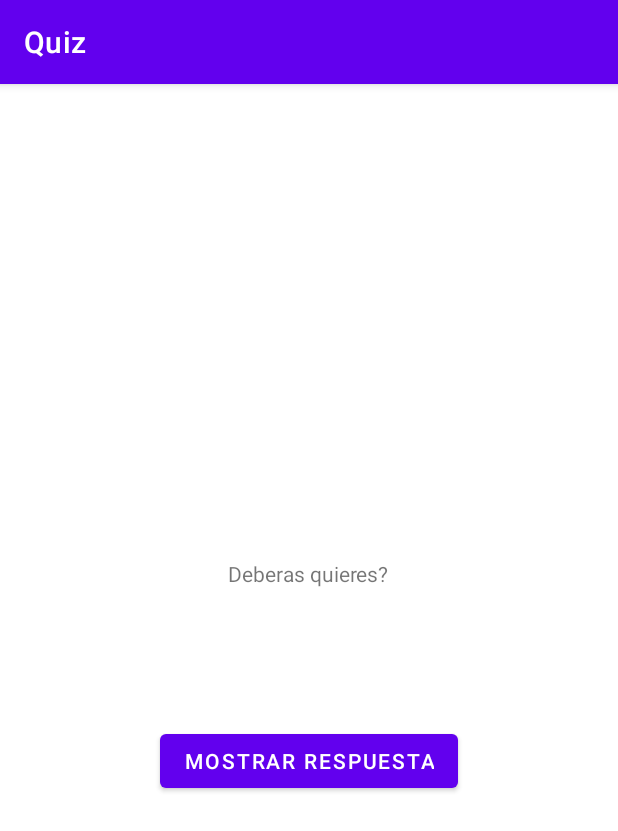
After one commit to mz1314/Quiz, an Android app: the CheatActivity screen opened directly, with no data from a screen before it, on a phone screen of 412 x 824 dp. The commit adds this screen. Shown: the top 831 px of the screen. Run offline under Robolectric (Android 15) with nearby library versions, the phone set to English and light mode, and no system bars.

Commit message:
Clase del 29-Sept-2022

```diff
--- a/app/src/main/AndroidManifest.xml
+++ b/app/src/main/AndroidManifest.xml
@@ -14,6 +14,13 @@
         android:theme="@style/Theme.Quiz"
         tools:targetApi="31">
         <activity
+            android:name=".CheatActivity"
+            android:exported="false">
+            <meta-data
+                android:name="android.app.lib_name"
+                android:value="" />
+        </activity>
+        <activity
             android:name=".MainActivity"
             android:exported="true">
             <intent-filter>
--- /dev/null
+++ b/app/src/main/java/zepeda/dan/quiz/CheatActivity.kt
@@ -0,0 +1,11 @@
+package zepeda.dan.quiz
+
+import androidx.appcompat.app.AppCompatActivity
+import android.os.Bundle
+
+class CheatActivity : AppCompatActivity() {
+    override fun onCreate(savedInstanceState: Bundle?) {
+        super.onCreate(savedInstanceState)
+        setContentView(R.layout.activity_cheat)
+    }
+}
--- /dev/null
+++ b/app/src/main/res/layout/activity_cheat.xml
@@ -0,0 +1,26 @@
+<?xml version="1.0" encoding="utf-8"?>
+
+<LinearLayout xmlns:android="http://schemas.android.com/apk/res/android"
+xmlns:tools="http://schemas.android.com/tools"
+android:layout_width="match_parent"
+android:layout_height="match_parent"
+android:gravity="center"
+android:orientation="vertical"
+tools:context="zepeda.dan.quiz.CheatActivity">
+<TextView
+    android:layout_width="wrap_content"
+    android:layout_height="wrap_content"
+    android:padding="24dp"
+    android:text="@string/advertencia"/>
+<TextView
+    android:id="@+id/answer_text_view"
+    android:layout_width="wrap_content"
+    android:layout_height="wrap_content"
+    android:padding="24dp"
+    tools:text="Answer"/>
+<Button
+    android:id="@+id/show_answer_button"
+    android:layout_width="wrap_content"
+    android:layout_height="wrap_content"
+    android:text="@string/boton_mostrar_respuesta"/>
+</LinearLayout>
--- a/app/src/main/res/values/strings.xml
+++ b/app/src/main/res/values/strings.xml
@@ -11,4 +11,8 @@
     <string name="correct_toast">Correct!</string>
     <string name="incorrect_toast">Incorrect!</string>
     <string name="next_button">Next Question</string>
+    <string name="advertencia">Deberas quieres?</string>
+    <string name="boton_mostrar_respuesta">Mostrar Respuesta</string>
+    <string name="boton_trampa">Me vale!</string>
+    <string name="mirada_juzgante">Te pasas de lanxa k-rnal.</string>
 </resources>
```
